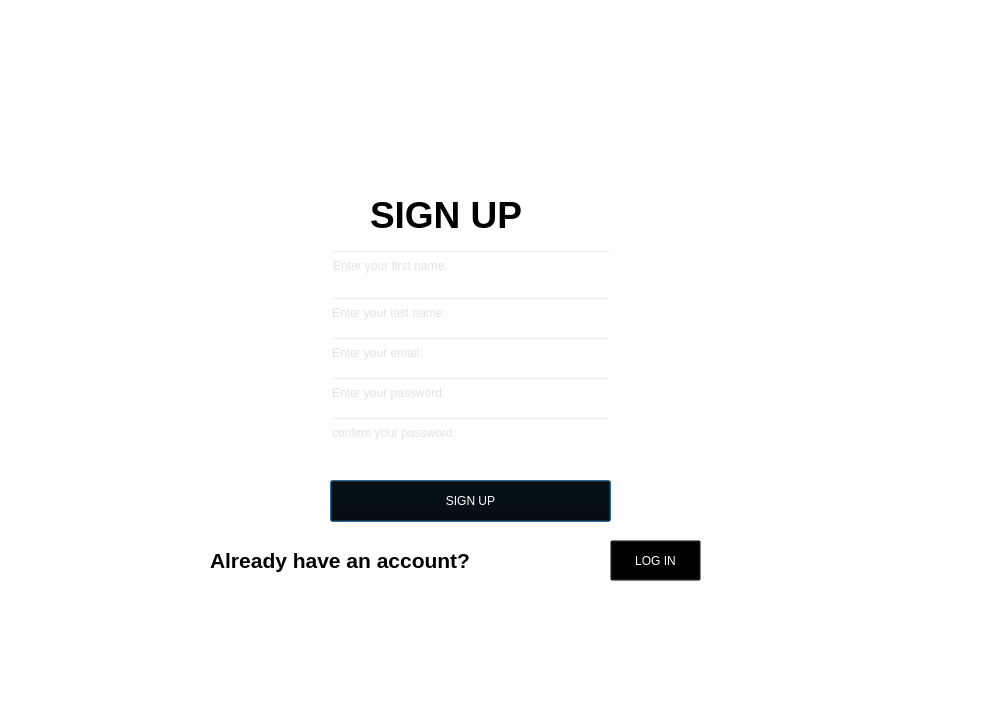
SujalMatolia0/NFT-First-project, file frontend/signup.ui: the form before one commit.
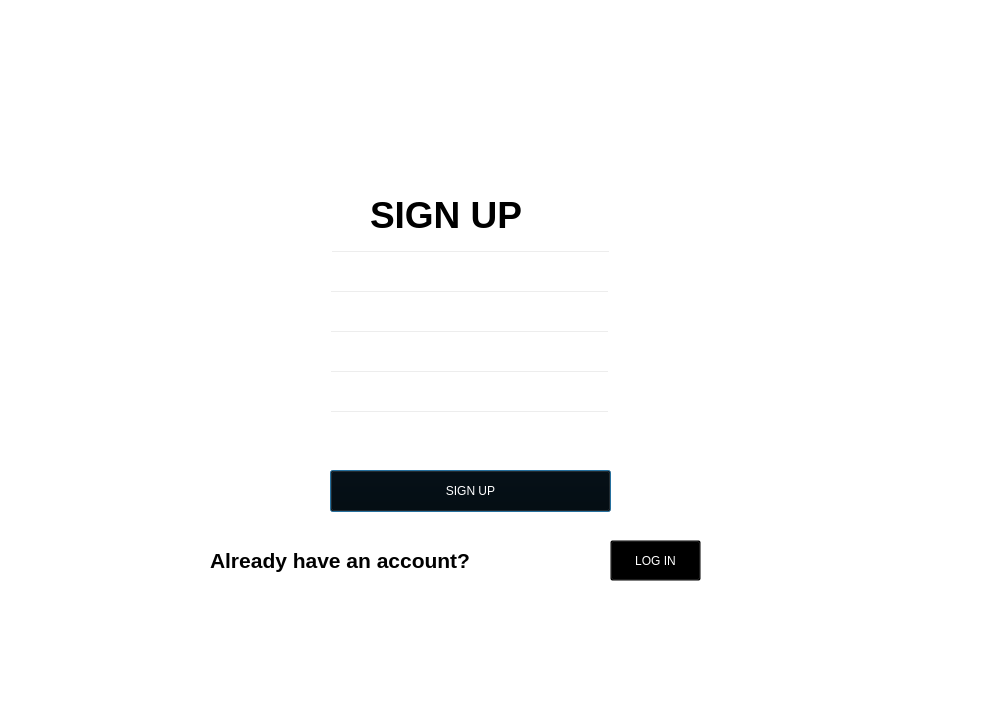
The form after the commit. Icons and pictures are not drawn.

What changed in the file:
```diff
--- a/frontend/signup.ui
+++ b/frontend/signup.ui
@@ -45,7 +45,7 @@
     <property name="geometry">
      <rect>
       <x>410</x>
-      <y>440</y>
+      <y>430</y>
       <width>281</width>
       <height>42</height>
      </rect>
@@ -282,7 +282,7 @@
     </property>
     <property name="styleSheet">
      <string notr="true">color: rgb(255, 255, 255);
-color: rgb(197, 197, 197);</string>
+font: 10pt &quot;MS Shell Dlg 2&quot;;</string>
     </property>
     <property name="text">
      <string/>
@@ -295,14 +295,15 @@
     <property name="geometry">
      <rect>
       <x>409</x>
-      <y>257</y>
+      <y>250</y>
       <width>281</width>
       <height>31</height>
      </rect>
     </property>
     <property name="styleSheet">
      <string notr="true">color: rgb(255, 255, 255);
-color: rgb(197, 197, 197);</string>
+color: rgb(255, 255, 255);
+font: 10pt &quot;MS Shell Dlg 2&quot;;</string>
     </property>
     <property name="text">
      <string/>
@@ -315,14 +316,17 @@
     <property name="geometry">
      <rect>
       <x>409</x>
-      <y>297</y>
+      <y>290</y>
       <width>281</width>
       <height>31</height>
      </rect>
     </property>
     <property name="styleSheet">
      <string notr="true">color: rgb(255, 255, 255);
-color: rgb(197, 197, 197);</string>
+font: 10pt &quot;MS Shell Dlg 2&quot;;</string>
+    </property>
+    <property name="inputMethodHints">
+     <set>Qt::ImhEmailCharactersOnly</set>
     </property>
     <property name="text">
      <string/>
@@ -335,14 +339,17 @@
     <property name="geometry">
      <rect>
       <x>409</x>
-      <y>337</y>
+      <y>330</y>
       <width>281</width>
       <height>31</height>
      </rect>
     </property>
     <property name="styleSheet">
      <string notr="true">color: rgb(255, 255, 255);
-color: rgb(197, 197, 197);</string>
+font: 10pt &quot;MS Shell Dlg 2&quot;;</string>
+    </property>
+    <property name="inputMethodHints">
+     <set>Qt::ImhSensitiveData</set>
     </property>
     <property name="text">
      <string/>
@@ -355,14 +362,17 @@
     <property name="geometry">
      <rect>
       <x>409</x>
-      <y>377</y>
+      <y>370</y>
       <width>281</width>
       <height>31</height>
      </rect>
     </property>
     <property name="styleSheet">
      <string notr="true">color: rgb(255, 255, 255);
-color: rgb(197, 197, 197);</string>
+font: 10pt &quot;MS Shell Dlg 2&quot;;</string>
+    </property>
+    <property name="inputMethodHints">
+     <set>Qt::ImhSensitiveData</set>
     </property>
     <property name="text">
      <string/>
```
